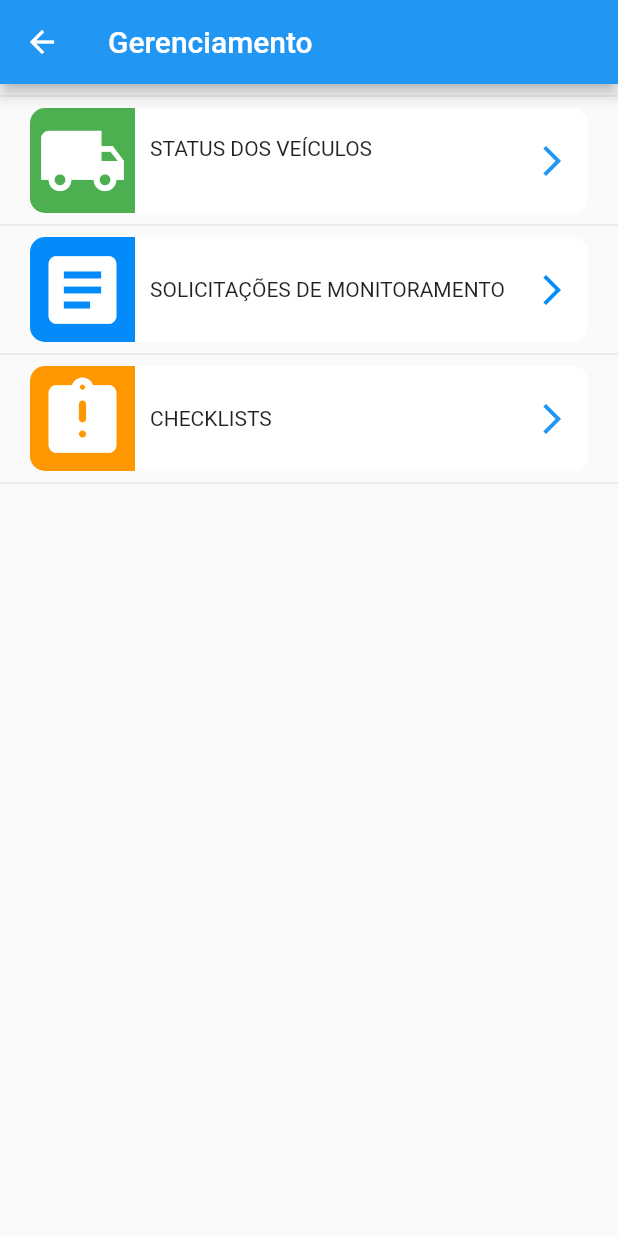
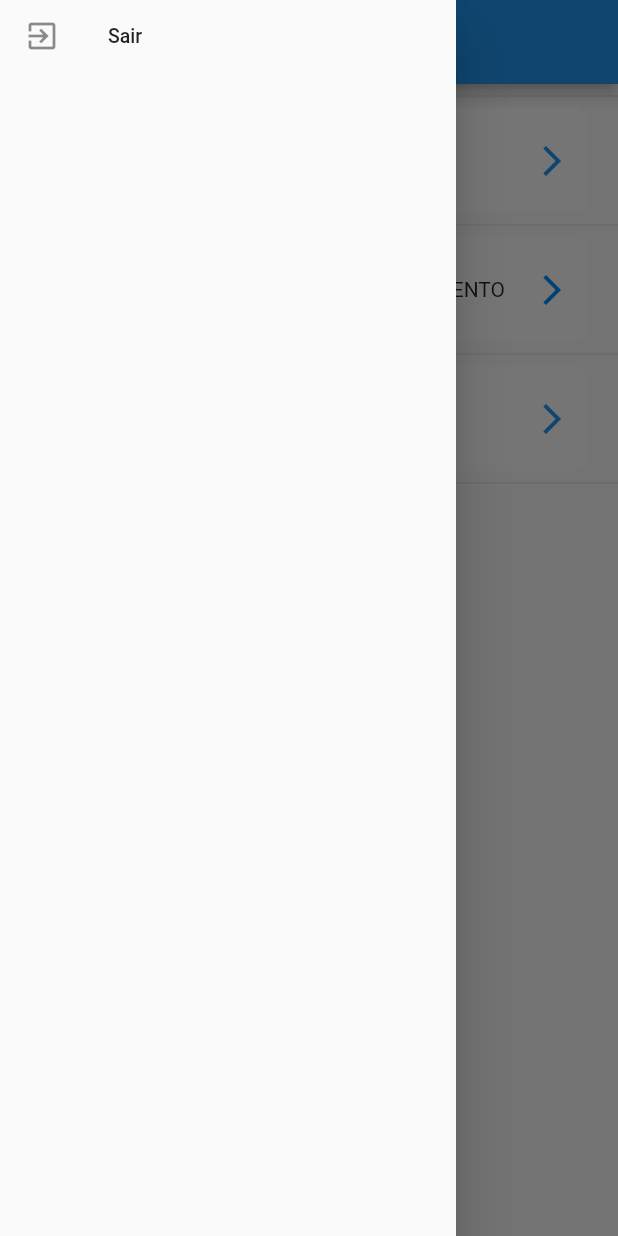
Before and after one commit to williansjaime/AppGertran1000, a Flutter app: the HomePage screen opened directly with empty values, with the side drawer open (before the commit the screen has no drawer), on a phone screen of 412 x 824 dp. Run offline on Flutter 3.47's test engine with Material 2 defaults, Android fonts, the light colour scheme and no system bars; our stand-ins replace geolocator, image_picker, permission_handler, shared_preferences; missing offline and left inert: bmnav, flutter_map_marker_cluster, flutter_osm_plugin, latlng, mask_shifter; accounts and stored records are empty.

Commit message:
Update HomePage.dart

```diff
--- a/lib/pages/HomePage.dart
+++ b/lib/pages/HomePage.dart
@@ -44,61 +44,61 @@ class _HomePageState extends State<HomePage> {
       appBar: AppBar(
         title: Text("Gerenciamento"),
       ),
-      // drawer: Drawer(
-      //   child: SafeArea(
-      //       child: Column(
-      //     children: [
-      //       ListTile(
-      //         dense: true,
-      //         title: Text("Gerenciamento"),
-      //         leading: Icon(Icons.home),
-      //         onTap: () {
-      //           Navigator.pop(context);
-      //         },
-      //       ),
-      //       ListTile(
-      //         dense: true,
-      //         title: Text("Motoristas Cadastrados"),
-      //         leading: Icon(Icons.person),
-      //         onTap: () {
-      //           Navigator.push(
-      //               context, MaterialPageRoute(builder: (_) => ListDriver()));
-      //         },
-      //       ),
-      //       ListTile(
-      //         dense: true,
-      //         title: Text("Veículos Cadastrados"),
-      //         leading: Icon(Icons.local_shipping),
-      //         onTap: () {
-      //           Navigator.push(
-      //               context, MaterialPageRoute(builder: (_) => ListTruck()));
-      //         },
-      //       ),
-      //       ListTile(
-      //         dense: true,
-      //         title: Text("Configurações"),
-      //         leading: Icon(Icons.settings),
-      //         onTap: () {
-      //           // Navigator.push(
-      //           //     context,
-      //           //     MaterialPageRoute(
-      //           //         builder: (_) =>
-      //           //             DriveHomePage()));
-      //         },
-      //       ),
-      //       ListTile(
-      //         dense: true,
-      //         title: Text("Sair"),
-      //         leading: Icon(Icons.exit_to_app),
-      //         onTap: () {
-      //           Navigator.of(context).pushAndRemoveUntil(
-      //               MaterialPageRoute(builder: (context) => LoginPage()),
-      //               (Route<dynamic> route) => false);
-      //         },
-      //       )
-      //     ],
-      //   )),
-      // ),
+      drawer: Drawer(
+        child: SafeArea(
+            child: Column(
+          children: [
+            // ListTile(
+            //   dense: true,
+            //   title: Text("Gerenciamento"),
+            //   leading: Icon(Icons.home),
+            //   onTap: () {
+            //     Navigator.pop(context);
+            //   },
+            // ),
+            // ListTile(
+            //   dense: true,
+            //   title: Text("Motoristas Cadastrados"),
+            //   leading: Icon(Icons.person),
+            //   onTap: () {
+            //     Navigator.push(
+            //         context, MaterialPageRoute(builder: (_) => ListDriver()));
+            //   },
+            // ),
+            // ListTile(
+            //   dense: true,
+            //   title: Text("Veículos Cadastrados"),
+            //   leading: Icon(Icons.local_shipping),
+            //   onTap: () {
+            //     Navigator.push(
+            //         context, MaterialPageRoute(builder: (_) => ListTruck()));
+            //   },
+            // ),
+            // ListTile(
+            //   dense: true,
+            //   title: Text("Configurações"),
+            //   leading: Icon(Icons.settings),
+            //   onTap: () {
+            //     // Navigator.push(
+            //     //     context,
+            //     //     MaterialPageRoute(
+            //     //         builder: (_) =>
+            //     //             DriveHomePage()));
+            //   },
+            // ),
+            ListTile(
+              dense: true,
+              title: Text("Sair"),
+              leading: Icon(Icons.exit_to_app),
+              onTap: () {
+                Navigator.of(context).pushAndRemoveUntil(
+                    MaterialPageRoute(builder: (context) => LoginPage()),
+                    (Route<dynamic> route) => false);
+              },
+            )
+          ],
+        )),
+      ),
       body: SingleChildScrollView(
           child: Column(children: <Widget>[
         Divider(),
@@ -291,6 +291,7 @@ class _HomePageState extends State<HomePage> {
         ),
         Divider(),
       ])),
+
     );
   }
 }
```
